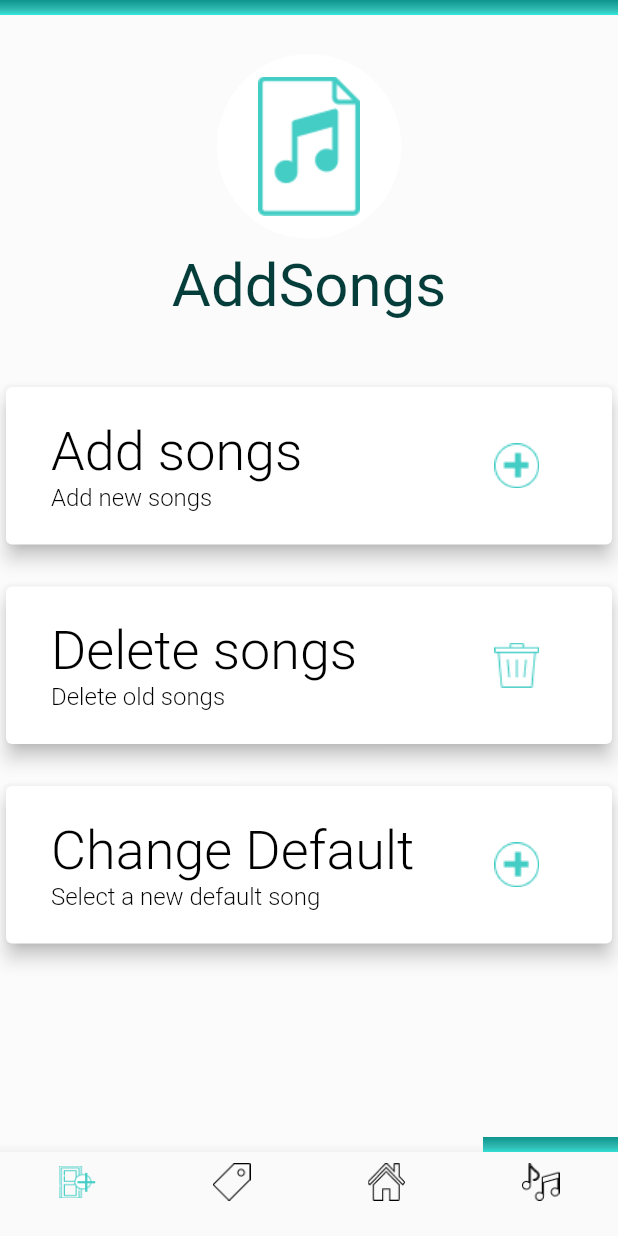
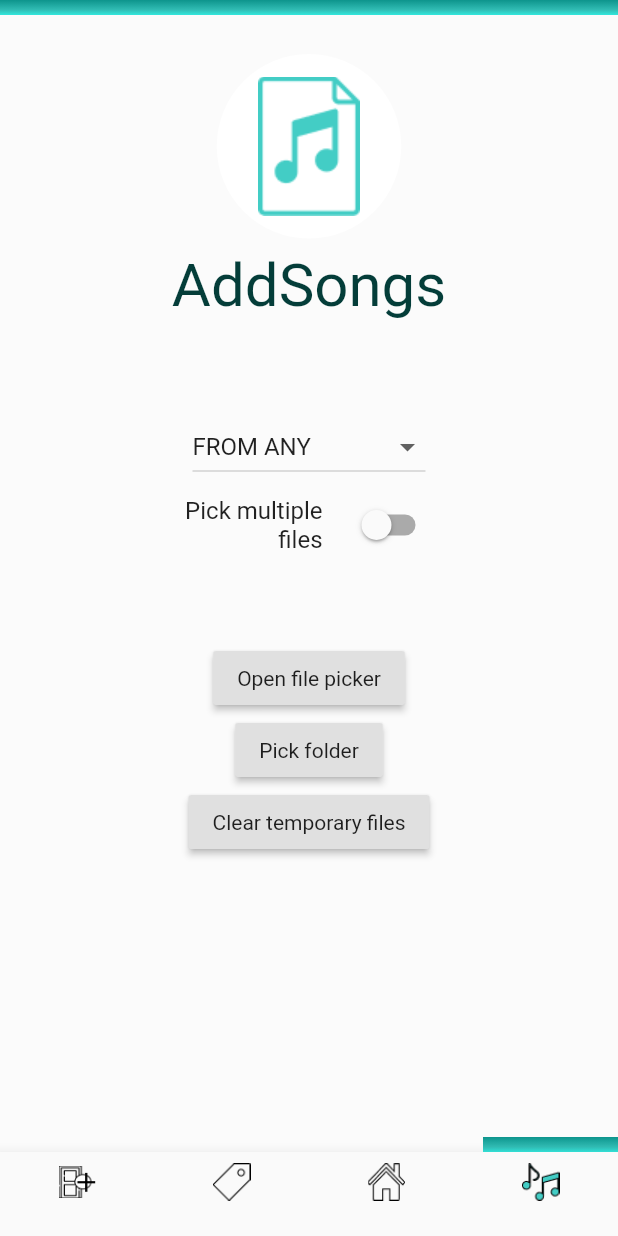
Before and after one commit to slipiduche/systemAPP, a Flutter app: the AddSongsPage screen opened by its route, on a phone screen of 412 x 824 dp. Run offline on Flutter 3.47's test engine with Material 2 defaults, Android fonts, the phone set to English and light mode, and no system bars; our stand-ins replace file_picker, shared_preferences; missing offline and left inert: shared_preferences_web; accounts and stored records are empty.

Commit message:
compilando y mostrando el filepicker

```diff
--- a/lib/src/pages/addSongs_page.dart
+++ b/lib/src/pages/addSongs_page.dart
@@ -2,6 +2,8 @@ import 'package:flutter/material.dart';
 import 'package:systemAPP/constants.dart';
 import 'package:systemAPP/src/icons/icons.dart';
 import 'package:systemAPP/src/widgets/widgets.dart';
+import 'package:systemAPP/src/provider/file_provider.dart';
+
 
 class AddSongsPage extends StatefulWidget {
   AddSongsPage({Key key}) : super(key: key);
@@ -11,6 +13,7 @@ class AddSongsPage extends StatefulWidget {
 }
 
 class _AddSongsPageState extends State<AddSongsPage> {
+  FilePickerDemo filePicker= new FilePickerDemo();
   @override
   Widget build(BuildContext context) {
     return SafeArea(
@@ -45,27 +48,28 @@ class _AddSongsPageState extends State<AddSongsPage> {
                 ),
               ),
               SizedBox(height: 40.0),
-              tarjeta('Add songs', 'Add new songs', addIcon(40, colorMedico),5,context),
-              SizedBox(height: 20.0),
-              tarjeta('Delete songs', 'Delete old songs', deleteIcon(40, colorMedico),6,context),
-              SizedBox(height: 20.0),
-              tarjeta('Change Default', 'Select a new default song', addIcon(40, colorMedico),7,context),
-              Expanded(child: Container(
-                child: SingleChildScrollView(
-                  child: Column(
-                    children: [
 
-                    ],
+              Expanded(
+                              child: Container(
+                  height: 400.0,
+                  width: double.infinity,
+                  child: SingleChildScrollView(
+                    child: Column(
+                      children: [
+                        FilePickerDemo(),
+
+                      ],
+                    ),
+
                   ),
-
                 ),
-              )),
+              ),
               gradientBar2(3),
             ],
 
           ),
         ),
-        bottomNavigationBar: BotomBar(),
+        bottomNavigationBar: BottomBar(3),
       ),
     );
 
--- a/lib/src/pages/iniciando_page.dart
+++ b/lib/src/pages/iniciando_page.dart
@@ -143,7 +143,7 @@ class _IniciandoPageState extends State<IniciandoPage> {
                 title: Center(child: Text('Error')),
                 content: Container(
                   child: Text(
-                    "No se pudo establecer conexión con el servidor. ¿Desea intentar de nuevo?",
+                    "Server is not available. Try again?",
                     textAlign: TextAlign.center,
                   ),
                 ),
--- a/lib/src/pages/music_page.dart
+++ b/lib/src/pages/music_page.dart
@@ -56,7 +56,7 @@ class _MusicPageState extends State<MusicPage> {
 
           ),
         ),
-        bottomNavigationBar: BotomBar(),
+        bottomNavigationBar: BottomBar(3),
       ),
     );
 
--- a/lib/src/pages/rooms_page.dart
+++ b/lib/src/pages/rooms_page.dart
@@ -62,7 +62,7 @@ class _RoomsPageState extends State<RoomsPage> {
 
           ),
         ),
-        bottomNavigationBar: BotomBar(),
+        bottomNavigationBar: BottomBar(0),
       ),
     );
 
--- a/lib/src/pages/tags_page.dart
+++ b/lib/src/pages/tags_page.dart
@@ -56,7 +56,7 @@ class _TagsPageState extends State<TagsPage> {
 
           ),
         ),
-        bottomNavigationBar: BotomBar(),
+        bottomNavigationBar: BottomBar(1),
       ),
     );
 
--- /dev/null
+++ b/lib/src/provider/file_provider.dart
@@ -0,0 +1,216 @@
+import 'package:flutter/material.dart';
+import 'package:flutter/services.dart';
+import 'package:file_picker/file_picker.dart';
+class FilePickerDemo extends StatefulWidget {
+  @override
+  _FilePickerDemoState createState() => _FilePickerDemoState();
+}
+
+class _FilePickerDemoState extends State<FilePickerDemo> {
+  final GlobalKey<ScaffoldState> _scaffoldKey = GlobalKey<ScaffoldState>();
+  String _fileName;
+  List<PlatformFile> _paths;
+  String _directoryPath;
+  String _extension;
+  bool _loadingPath = false;
+  bool _multiPick = false;
+  FileType _pickingType = FileType.any;
+  TextEditingController _controller = TextEditingController();
+
+  @override
+  void initState() {
+    super.initState();
+    _controller.addListener(() => _extension = _controller.text);
+  }
+
+  void _openFileExplorer() async {
+    setState(() => _loadingPath = true);
+    try {
+      _directoryPath = null;
+      _paths = (await FilePicker.platform.pickFiles(
+        type: _pickingType,
+        allowMultiple: _multiPick,
+        allowedExtensions: (_extension?.isNotEmpty ?? false)
+            ? _extension?.replaceAll(' ', '')?.split(',')
+            : null,
+      ))
+          ?.files;
+    } on PlatformException catch (e) {
+      print("Unsupported operation" + e.toString());
+    } catch (ex) {
+      print(ex);
+    }
+    if (!mounted) return;
+    setState(() {
+      _loadingPath = false;
+      _fileName = _paths != null ? _paths.map((e) => e.name).toString() : '...';
+    });
+  }
+
+  void _clearCachedFiles() {
+    FilePicker.platform.clearTemporaryFiles().then((result) {
+      _scaffoldKey.currentState.showSnackBar(
+        SnackBar(
+          backgroundColor: result ? Colors.green : Colors.red,
+          content: Text((result
+              ? 'Temporary files removed with success.'
+              : 'Failed to clean temporary files')),
+        ),
+      );
+    });
+  }
+
+  void _selectFolder() {
+    FilePicker.platform.getDirectoryPath().then((value) {
+      setState(() => _directoryPath = value);
+    });
+  }
+
+  @override
+  Widget build(BuildContext context) {
+    return  Center(
+            child: Padding(
+          padding: const EdgeInsets.only(left: 10.0, right: 10.0),
+          child: SingleChildScrollView(
+            child: Column(
+              mainAxisAlignment: MainAxisAlignment.center,
+              children: <Widget>[
+                Padding(
+                  padding: const EdgeInsets.only(top: 20.0),
+                  child: DropdownButton(
+                      hint: Text('LOAD PATH FROM'),
+                      value: _pickingType,
+                      items: <DropdownMenuItem>[
+                        DropdownMenuItem(
+                          child: Text('FROM AUDIO'),
+                          value: FileType.audio,
+                        ),
+                        DropdownMenuItem(
+                          child: Text('FROM IMAGE'),
+                          value: FileType.image,
+                        ),
+                        DropdownMenuItem(
+                          child: Text('FROM VIDEO'),
+                          value: FileType.video,
+                        ),
+                        DropdownMenuItem(
+                          child: Text('FROM MEDIA'),
+                          value: FileType.media,
+                        ),
+                        DropdownMenuItem(
+                          child: Text('FROM ANY'),
+                          value: FileType.any,
+                        ),
+                        DropdownMenuItem(
+                          child: Text('CUSTOM FORMAT'),
+                          value: FileType.custom,
+                        ),
+                      ],
+                      onChanged: (value) => setState(() {
+                            _pickingType = value;
+                            if (_pickingType != FileType.custom) {
+                              _controller.text = _extension = '';
+                            }
+                          })),
+                ),
+                ConstrainedBox(
+                  constraints: const BoxConstraints.tightFor(width: 100.0),
+                  child: _pickingType == FileType.custom
+                      ? TextFormField(
+                          maxLength: 15,
+                          //autovalidateMode: AutovalidateMode.always,
+                          controller: _controller,
+                          decoration:
+                              InputDecoration(labelText: 'File extension'),
+                          keyboardType: TextInputType.text,
+                          textCapitalization: TextCapitalization.none,
+                        )
+                      : const SizedBox(),
+                ),
+                ConstrainedBox(
+                  constraints: const BoxConstraints.tightFor(width: 200.0),
+                  child: SwitchListTile.adaptive(
+                    title:
+                        Text('Pick multiple files', textAlign: TextAlign.right),
+                    onChanged: (bool value) =>
+                        setState(() => _multiPick = value),
+                    value: _multiPick,
+                  ),
+                ),
+                Padding(
+                  padding: const EdgeInsets.only(top: 50.0, bottom: 20.0),
+                  child: Column(
+                    children: <Widget>[
+                      RaisedButton(
+                        onPressed: () => _openFileExplorer(),
+                        child: Text("Open file picker"),
+                      ),
+                      RaisedButton(
+                        onPressed: () => _selectFolder(),
+                        child: Text("Pick folder"),
+                      ),
+                      RaisedButton(
+                        onPressed: () => _clearCachedFiles(),
+                        child: Text("Clear temporary files"),
+                      ),
+                    ],
+                  ),
+                ),
+                Builder(
+                  builder: (BuildContext context) => _loadingPath
+                      ? Padding(
+                          padding: const EdgeInsets.only(bottom: 10.0),
+                          child: const CircularProgressIndicator(),
+                        )
+                      : _directoryPath != null
+                          ? ListTile(
+                              title: Text('Directory path'),
+                              subtitle: Text(_directoryPath),
+                            )
+                          : _paths != null
+                              ? Container(
+                                  padding: const EdgeInsets.only(bottom: 30.0),
+                                  height:
+                                      MediaQuery.of(context).size.height * 0.50,
+                                  child: Scrollbar(
+                                      child: ListView.separated(
+                                    itemCount:
+                                        _paths != null && _paths.isNotEmpty
+                                            ? _paths.length
+                                            : 1,
+                                    itemBuilder:
+                                        (BuildContext context, int index) {
+                                      final bool isMultiPath =
+                                          _paths != null && _paths.isNotEmpty;
+                                      final String name = 'File $index: ' +
+                                          (isMultiPath
+                                              ? _paths
+                                                  .map((e) => e.name)
+                                                  .toList()[index]
+                                              : _fileName ?? '...');
+                                      final path = _paths
+                                          .map((e) => e.path)
+                                          .toList()[index]
+                                          .toString();
+
+                                      return ListTile(
+                                        title: Text(
+                                          name,
+                                        ),
+                                        subtitle: Text(path),
+                                      );
+                                    },
+                                    separatorBuilder:
+                                        (BuildContext context, int index) =>
+                                            const Divider(),
+                                  )),
+                                )
+                              : const SizedBox(),
+                ),
+              ],
+            ),
+          ),
+        )
+    );
+  }
+}
--- a/lib/src/widgets/widgets.dart
+++ b/lib/src/widgets/widgets.dart
@@ -116,15 +116,19 @@ Widget gradientBar2(int index) {
   );
 }
 
-class BotomBar extends StatefulWidget {
-  BotomBar({Key key}) : super(key: key);
+class BottomBar extends StatefulWidget {
+
+  int index;
+  BottomBar(this.index,{Key key} ) : super(key: key);
+
 
   @override
-  _BotomBarState createState() => _BotomBarState();
+  _BottomBarState createState() => _BottomBarState(index);
 }
 
-class _BotomBarState extends State<BotomBar> {
-  int _itemselected = 0;
+class _BottomBarState extends State<BottomBar> {
+  int _itemselected;
+  _BottomBarState( this._itemselected );
   @override
   Widget build(BuildContext context) {
     return botomBar();
```
Also changed, not shown: 1 other file.
